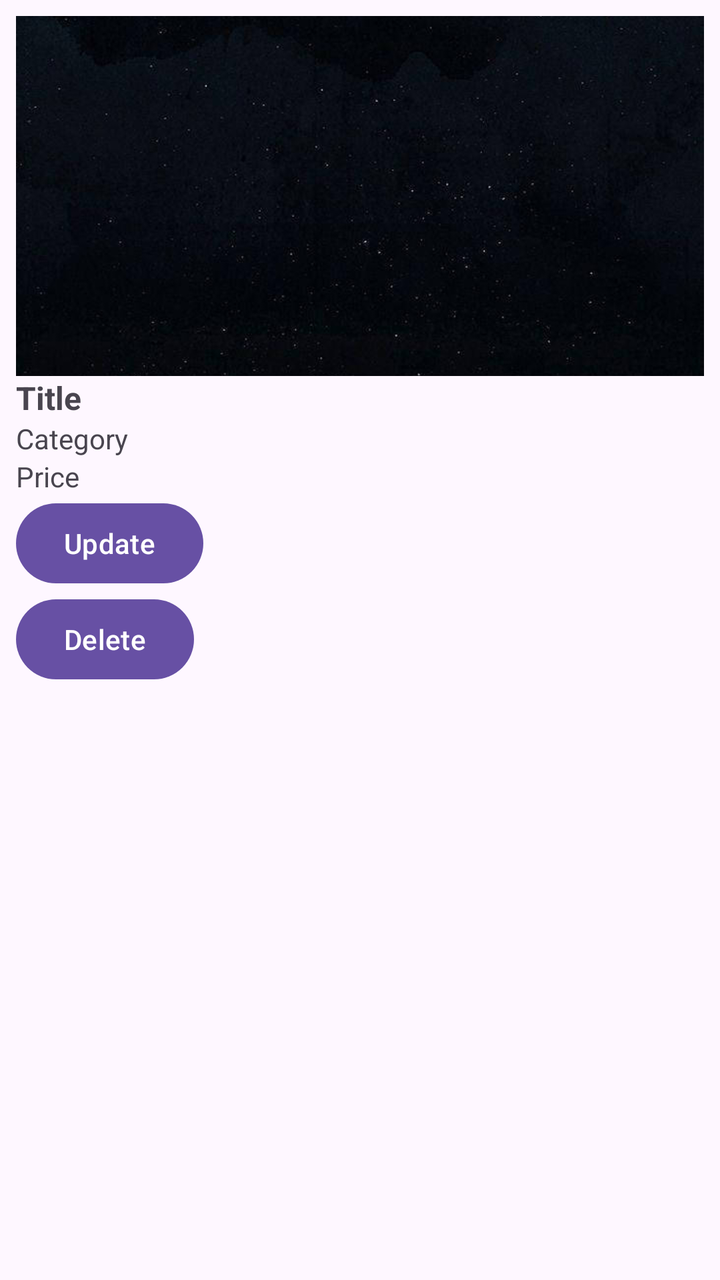
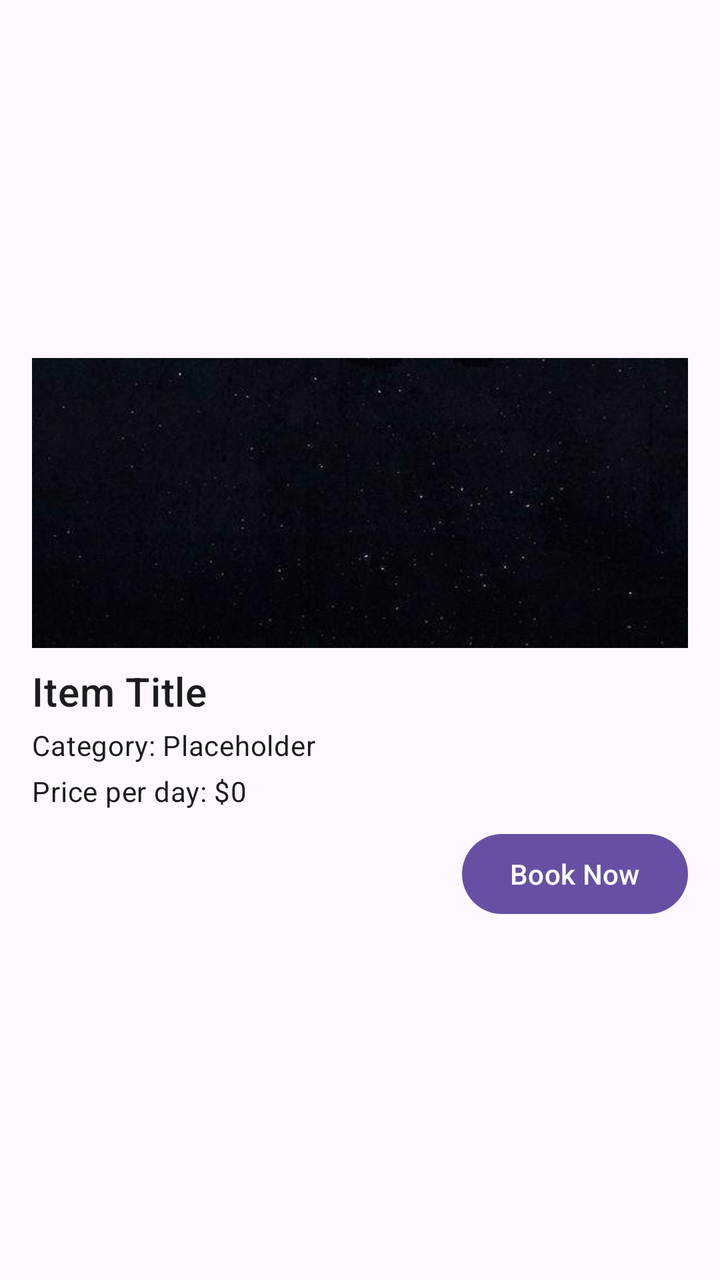

The first picture is an Android layout as it rendered before a commit; the second is the same layout after the commit. The layout source and the unified diff follow.
<!-- AndroidManifest.xml: application theme Theme.MyApplication -->
<!-- res/layout/item_listing.xml -->
<LinearLayout xmlns:android="http://schemas.android.com/apk/res/android"
    android:layout_width="match_parent"
    android:layout_height="wrap_content"
    android:orientation="vertical"
    android:padding="8dp">

    <ImageView
        android:id="@+id/itemImage"
        android:layout_width="match_parent"
        android:layout_height="180dp"
        android:scaleType="centerCrop"
        android:src="@drawable/background" />
    <TextView
        android:id="@+id/itemTitleTextView"
        android:layout_width="wrap_content"
        android:layout_height="wrap_content"
        android:textStyle="bold"
        android:textSize="16sp"
        android:text="Title" />

    <TextView
        android:id="@+id/itemCategoryTextView"
        android:layout_width="wrap_content"
        android:layout_height="wrap_content"
        android:text="Category" />

    <TextView
        android:id="@+id/itemPriceTextView"
        android:layout_width="wrap_content"
        android:layout_height="wrap_content"
        android:text="Price" />

    <Button
        android:id="@+id/btnUpdate"
        android:layout_width="wrap_content"
        android:layout_height="wrap_content"
        android:text="Update" />

    <Button
        android:id="@+id/btnDelete"
        android:layout_width="wrap_content"
        android:layout_height="wrap_content"
        android:text="Delete" />
</LinearLayout>
<!-- resources referenced by this layout -->
<resources>
  <!-- drawable background: jpg bitmap (drawable, 57994 bytes) -->
  <style name="Theme.MyApplication" parent="Base.Theme.MyApplication" />
  <style name="Base.Theme.MyApplication" parent="Theme.Material3.DayNight.NoActionBar">
          
          
      </style>
</resources>

<!-- the commit's change to res/layout/item_listing.xml (unified diff, before → after) -->
@@ -1,44 +1,81 @@
+<?xml version="1.0" encoding="utf-8"?>
 <LinearLayout xmlns:android="http://schemas.android.com/apk/res/android"
     android:layout_width="match_parent"
     android:layout_height="wrap_content"
     android:orientation="vertical"
-    android:padding="8dp">
+    android:padding="16dp"
+    android:background="?attr/selectableItemBackground"
+    android:gravity="center_vertical">
 
+    
     <ImageView
         android:id="@+id/itemImage"
-        android:layout_width="match_parent"
-        android:layout_height="180dp"
+        android:layout_width="402dp"
+        android:layout_height="145dp"
+        android:layout_gravity="center"
+        android:contentDescription="Image"
         android:scaleType="centerCrop"
         android:src="@drawable/background" />
+
+    
     <TextView
         android:id="@+id/itemTitleTextView"
         android:layout_width="wrap_content"
         android:layout_height="wrap_content"
-        android:textStyle="bold"
-        android:textSize="16sp"
-        android:text="Title" />
+        android:layout_marginTop="8dp"
+        android:text="Item Title"
+        android:textAppearance="?attr/textAppearanceHeadline6" />
 
+    
     <TextView
         android:id="@+id/itemCategoryTextView"
         android:layout_width="wrap_content"
         android:layout_height="wrap_content"
-        android:text="Category" />
+        android:text="Category: Placeholder"
+        android:textAppearance="?attr/textAppearanceBody2"
+        android:layout_marginTop="4dp" />
 
+    
     <TextView
         android:id="@+id/itemPriceTextView"
         android:layout_width="wrap_content"
         android:layout_height="wrap_content"
-        android:text="Price" />
+        android:text="Price per day: $0"
+        android:textAppearance="?attr/textAppearanceBody2"
+        android:layout_marginTop="4dp" />
 
-    <Button
-        android:id="@+id/btnUpdate"
-        android:layout_width="wrap_content"
+    
+    <LinearLayout
+        android:layout_width="match_parent"
         android:layout_height="wrap_content"
-        android:text="Update" />
+        android:orientation="horizontal"
+        android:layout_marginTop="8dp"
+        android:gravity="end">
 
-    <Button
-        android:id="@+id/btnDelete"
-        android:layout_width="wrap_content"
-        android:layout_height="wrap_content"
-        android:text="Delete" />
+        
+        <Button
+            android:id="@+id/btnBookNow"
+            android:layout_width="wrap_content"
+            android:layout_height="wrap_content"
+            android:text="Book Now" />
+
+        
+        <Button
+            android:id="@+id/btnUpdate"
+            android:layout_width="wrap_content"
+            android:layout_height="wrap_content"
+            android:layout_marginStart="8dp"
+            android:text="Update"
+            android:visibility="gone" />
+
+        
+        <Button
+            android:id="@+id/btnDelete"
+            android:layout_width="wrap_content"
+            android:layout_height="wrap_content"
+            android:layout_marginStart="8dp"
+            android:text="Delete"
+            android:visibility="gone" />
+    </LinearLayout>
+
 </LinearLayout>
